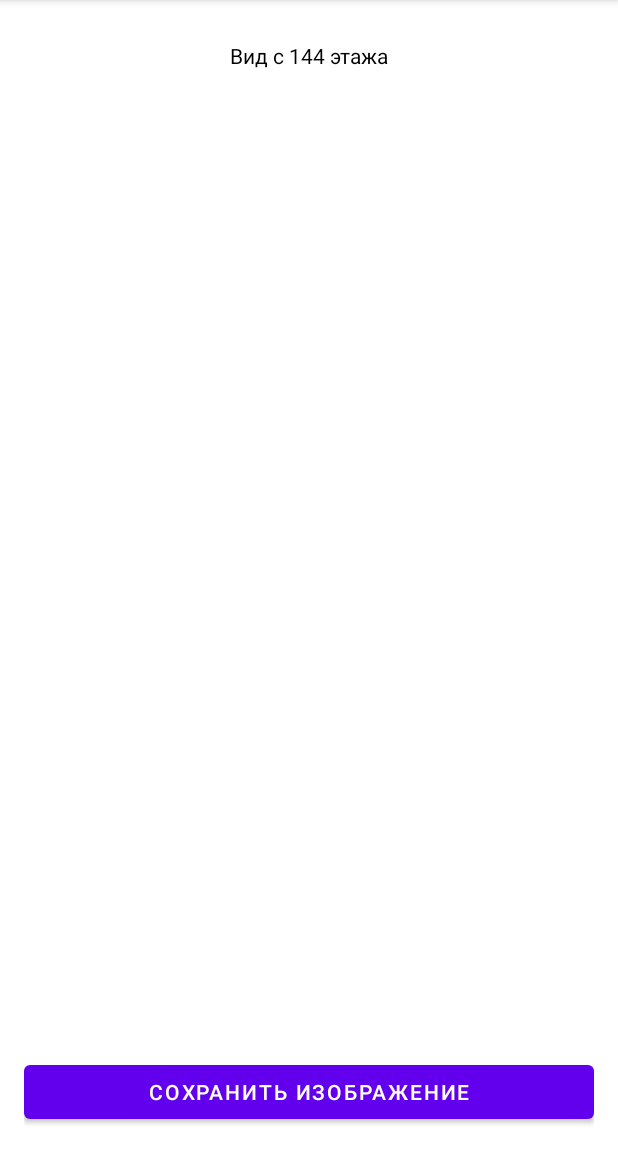
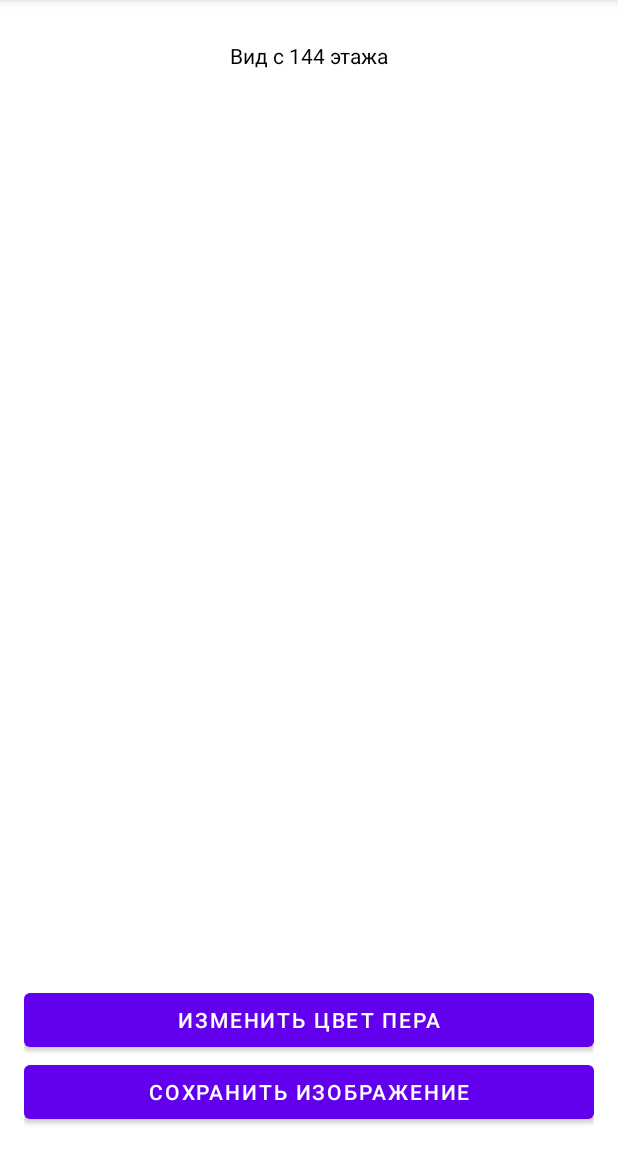
Before and after one commit to vnovokre/paint, an Android app: the screen it shows after launch (MainActivity), after a tap on "Подземный кит выпругнул из-под земли", on a phone screen of 412 x 824 dp, the part 84-1236 px from its top. Run offline under Robolectric (Android 15) with nearby library versions, the phone set to English and light mode, and no system bars; libraries missing offline, so code that uses them is left out: petrov.kristiyan.colorpicker.

Commit message:
colorPicker has been added

```diff
--- a/app/build.gradle
+++ b/app/build.gradle
@@ -37,8 +37,10 @@ dependencies {
     //implementation 'com.pes.materialcolorpicker:library:1.2.5'
     implementation fileTree(include: ['*.jar'], dir: 'libs')
     implementation 'androidx.appcompat:appcompat:1.3.0'
-    implementation files('C:\\Users\\vnovokre\\Downloads\\library-1.2.5.aar')
+    //implementation files('C:\\Users\\vnovokre\\Downloads\\library-1.2.5.aar')
     // https://mvnrepository.com/artifact/com.pes.materialcolorpicker/library
     //implementation group: 'com.pes.materialcolorpicker', name: 'library', version: '1.2.2'
+    //implementation 'petrov.kristiyan:colorpicker-library:1.1.10'
+    implementation files('C:\\Users\\vnovokre\\Downloads\\colorpicker-library-1.1.10.aar')
 
 }
--- a/app/src/main/java/com/example/paint/MainActivity.java
+++ b/app/src/main/java/com/example/paint/MainActivity.java
@@ -1,6 +1,7 @@
 package com.example.paint;
 
 import android.graphics.Bitmap;
+import android.graphics.Color;
 import android.os.Bundle;
 import android.os.Environment;
 import android.view.View;
@@ -10,47 +11,54 @@ import android.widget.TextView;
 
 import androidx.appcompat.app.AppCompatActivity;
 
-import com.pes.androidmaterialcolorpickerdialog.ColorPicker;
-
 import java.util.ArrayList;
 import java.util.List;
 import java.util.Random;
 
+import petrov.kristiyan.colorpicker.ColorPicker;
+
 public class MainActivity extends AppCompatActivity implements View.OnClickListener, SeekBar.OnSeekBarChangeListener {
-    private Button penButton, eraserButton, penColorButton, backgroundColorButton, clearButton, saveButton;
+    private Button saveButton, chooseColor;
     private TextView taskText;
     private DrawingView drawingView;
-    private SeekBar penSizeSeekBar, eraserSizeSeekBar;
+    ArrayList<String> colors = new ArrayList<>();
+
+
     @Override protected void onCreate(Bundle savedInstanceState) {
         super.onCreate(savedInstanceState);
         setContentView(R.layout.activity_main);
         initializeUI();
         setListeners();
+        colors.add("#000000");
+        colors.add("#808080");
+        colors.add("#C0C0C0");
+        colors.add("#FFFFFF");
+        colors.add("#FF00FF");
+        colors.add("#800080");
+        colors.add("#FF0000");
+        colors.add("#800000");
+        colors.add("#FFFF00");
+        colors.add("#808000");
+        colors.add("#00FF00");
+        colors.add("#008000");
+        colors.add("#00FFFF");
+        colors.add("#00FFFF");
+        colors.add("#008080");
+        colors.add("#0000FF");
+        colors.add("#000080");
     }
 
     private void setListeners() {
-//        penButton.setOnClickListener(this);
-//        eraserButton.setOnClickListener(this);
-//        penColorButton.setOnClickListener(this);
-//        backgroundColorButton.setOnClickListener(this);
-//        penSizeSeekBar.setOnSeekBarChangeListener(this);
-//        eraserSizeSeekBar.setOnSeekBarChangeListener(this);
-//        clearButton.setOnClickListener(this);
         taskText.setOnClickListener(this);
         saveButton.setOnClickListener(this);
+        chooseColor.setOnClickListener(this);
     }
 
     private void initializeUI() {
         drawingView = findViewById(R.id.scratch_pad);
-//        penButton = findViewById(R.id.pen_button);
-//        eraserButton = findViewById(R.id.eraser_button);
-//        penColorButton = findViewById(R.id.pen_color_button);
-//        backgroundColorButton = findViewById(R.id.background_color_button);
-//        penSizeSeekBar = findViewById(R.id.pen_size_seekbar);
-//        eraserSizeSeekBar = findViewById(R.id.eraser_size_seekbar);
-//        clearButton = findViewById(R.id.clear_button);
         saveButton = findViewById(R.id.save_button);
         taskText = findViewById(R.id.taskText);
+        chooseColor = findViewById(R.id.chooseColor);
     }
 
     @Override public void onClick(View view) {
@@ -63,53 +71,28 @@ public class MainActivity extends AppCompatActivity implements View.OnClickListe
             case R.id.taskText:
                 taskText.setText(getRandomTask());
                 break;
-//            case R.id.pen_button:
-//                drawingView.initializePen();
-//                break;
-//            case R.id.eraser_button:
-//                drawingView.initializeEraser();
-//                break;
-//            case R.id.clear_button:
-//                drawingView.clear();
-//                break;
-//            case R.id.pen_color_button:
-//                final ColorPicker colorPicker = new ColorPicker(MainActivity.this, 100, 100, 100);
-//                colorPicker.setCallback(
-//                        color -> {
-//                            drawingView.setPenColor(color);
-//                            colorPicker.dismiss();
-//                        });
-//                colorPicker.show();
-//                break;
-//            case  R.id.pen_collor_button:
-//                ColorSheet().colorPicker(
-//                        colors = colors,
-//                        drawingView = { color ->
-//                                // Handle color
-//                        })
-//                        .show(supportFragmentManager)
-//                        break;
-//            case R.id.background_color_button:
-//                final ColorPicker backgroundColorPicker = new ColorPicker(MainActivity.this, 100, 100, 100);
-//                backgroundColorPicker.setCallback(
-//                        color -> {
-//                            drawingView.setBackgroundColor(color);
-//                            backgroundColorPicker.dismiss();
-//                        });
-//                backgroundColorPicker.show();
-//                break;
+            case R.id.chooseColor:
+                final ColorPicker colorPicker = new ColorPicker(MainActivity.this);
+                colorPicker.setColors(colors);
+                colorPicker.setOnChooseColorListener(new ColorPicker.OnChooseColorListener() {
+                    @Override
+                    public void onChooseColor(int position,int color) {
+                        // put code
+                        drawingView.setPenColor(color);
+                    }
+                    @Override
+                    public void onCancel(){
+                        // put code
+                    }
+                }).show();
             default:
                 break;
         }
     }
 
-    @Override public void onProgressChanged(SeekBar seekBar, int i, boolean b) {
-//        int seekBarId = seekBar.getId();
-//        if (seekBarId == R.id.pen_size_seekbar) {
-//            drawingView.setPenSize(i);
-//        } else if (seekBarId == R.id.eraser_size_seekbar) {
-//            drawingView.setEraserSize(i);
-//        }
+    @Override
+    public void onProgressChanged(SeekBar seekBar, int i, boolean b) {
+
     }
 
     @Override public void onStartTrackingTouch(SeekBar seekBar) {
@@ -128,7 +111,6 @@ public class MainActivity extends AppCompatActivity implements View.OnClickListe
         tasks.add("Зубы вампира");
         tasks.add("Деньги пришельцев");
         tasks.add("Ключ от всех дверей");
-
         return tasks.get(rand.nextInt(5));
     }
 
--- a/app/src/main/res/layout/activity_main.xml
+++ b/app/src/main/res/layout/activity_main.xml
@@ -9,7 +9,7 @@
   <com.example.paint.DrawingView
       android:id="@+id/scratch_pad"
       android:layout_width="wrap_content"
-      android:layout_height="651dp"
+      android:layout_height="605dp"
       android:layout_marginBottom="0dp" />
 
   <LinearLayout
@@ -34,6 +34,12 @@
     android:orientation="vertical">
 
     <Button
+        android:id="@+id/chooseColor"
+        android:layout_width="match_parent"
+        android:layout_height="wrap_content"
+        android:text="Изменить цвет пера" />
+
+    <Button
         android:id="@+id/save_button"
         android:layout_width="match_parent"
         android:layout_height="wrap_content"
```
Also changed, not shown: 1 other file.
